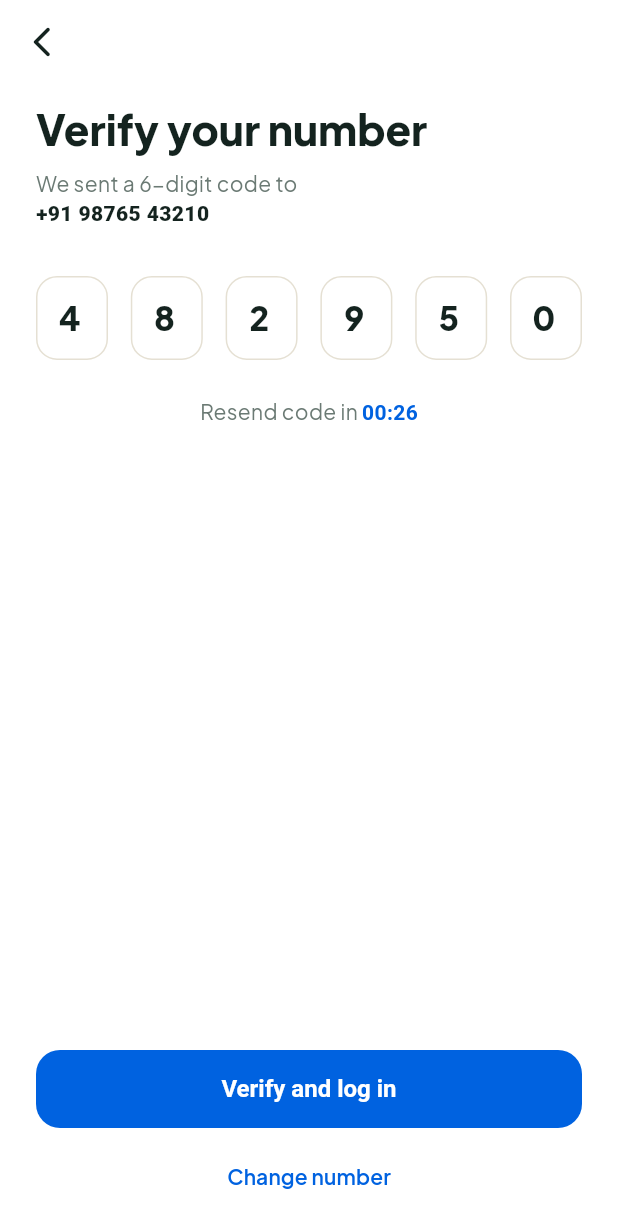
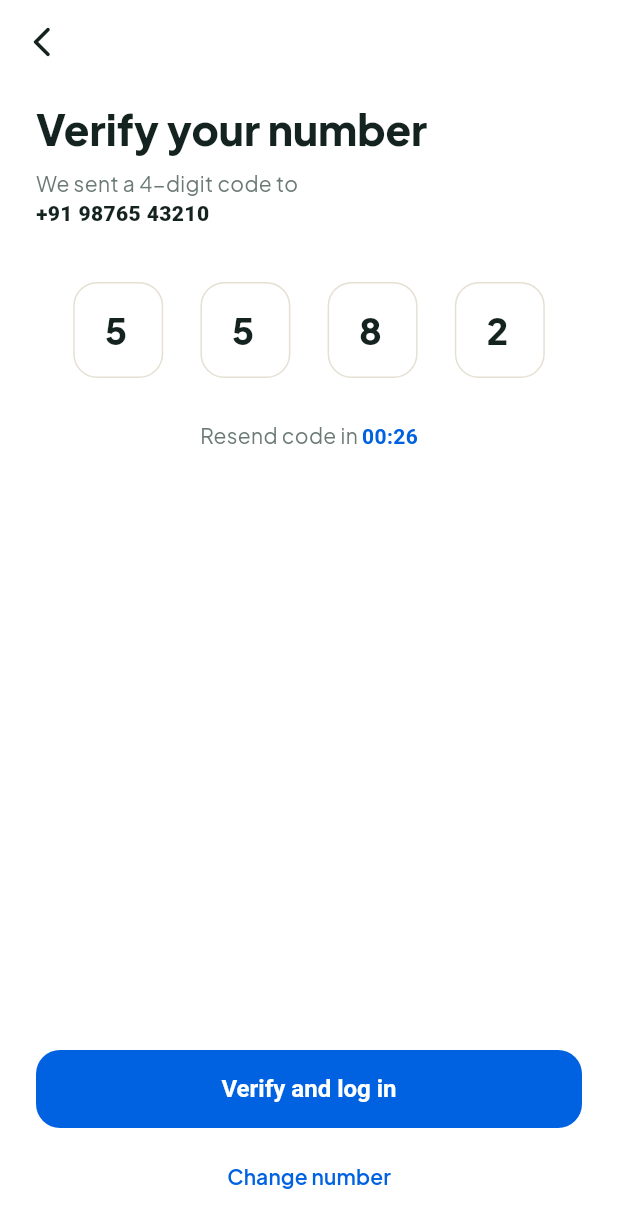
Before and after one commit to opgupta1993-code/societyhub, a Flutter app: the OtpVerifyScreen screen opened by its route, on a phone screen of 412 x 824 dp. Shown: the top 1228 px of the screen. Run offline on Flutter 3.47's test engine with Material 3 defaults, Android fonts, the phone set to English and light mode, and no system bars; our stand-ins replace flutter_riverpod, go_router, google_fonts.

Commit message:
Update OTP verification to 4-digit input format

```diff
--- a/lib/features/auth/screens/otp_verify_screen.dart
+++ b/lib/features/auth/screens/otp_verify_screen.dart
@@ -6,7 +6,7 @@ import 'package:go_router/go_router.dart';
 import '../../../app/theme/app_colors.dart';
 import '../../../core/providers/auth_provider.dart';
 
-/// Screen 3: Verify OTP Screen (from wireframe image)
+/// Screen 3: Verify OTP Screen (4-Digit OTP Verification)
 class OtpVerifyScreen extends ConsumerStatefulWidget {
   final String phone;
 
@@ -20,9 +20,10 @@ class OtpVerifyScreen extends ConsumerStatefulWidget {
 }
 
 class _OtpVerifyScreenState extends ConsumerState<OtpVerifyScreen> {
+  // 4 Digit Controllers & Focus Nodes
   final List<TextEditingController> _controllers =
-      List.generate(6, (_) => TextEditingController());
-  final List<FocusNode> _focusNodes = List.generate(6, (_) => FocusNode());
+      List.generate(4, (_) => TextEditingController());
+  final List<FocusNode> _focusNodes = List.generate(4, (_) => FocusNode());
 
   int _secondsRemaining = 27;
   Timer? _timer;
@@ -33,12 +34,12 @@ class _OtpVerifyScreenState extends ConsumerState<OtpVerifyScreen> {
     super.initState();
     _startTimer();
 
-    // Auto-fill default test OTP digits (4 8 2 9 5 0 or from server info)
+    // Auto-fill default test OTP digits from server info or 5012 / 5582
     final info = ref.read(authProvider).infoMessage;
-    final match = RegExp(r'\d{4,6}').firstMatch(info ?? '');
-    final otpStr = match != null ? match.group(0)! : '482950';
+    final match = RegExp(r'\d{4}').firstMatch(info ?? '');
+    final otpStr = match != null ? match.group(0)! : '5582';
 
-    for (int i = 0; i < otpStr.length && i < 6; i++) {
+    for (int i = 0; i < otpStr.length && i < 4; i++) {
       _controllers[i].text = otpStr[i];
     }
   }
@@ -72,7 +73,7 @@ class _OtpVerifyScreenState extends ConsumerState<OtpVerifyScreen> {
   Future<void> _verifyOtp() async {
     final otp = _otpCode.trim();
     if (otp.length < 4) {
-      setState(() => _error = 'Please enter the complete verification code');
+      setState(() => _error = 'Please enter the complete 4-digit verification code');
       return;
     }
     setState(() => _error = null);
@@ -124,7 +125,7 @@ class _OtpVerifyScreenState extends ConsumerState<OtpVerifyScreen> {
               // Subtitle
               Text.rich(
                 TextSpan(
-                  text: 'We sent a 6-digit code to\n',
+                  text: 'We sent a 4-digit code to\n',
                   style: text.bodyMedium?.copyWith(
                     color: AppColors.mute,
                     fontSize: 14,
@@ -141,15 +142,15 @@ class _OtpVerifyScreenState extends ConsumerState<OtpVerifyScreen> {
                   ],
                 ),
               ),
-              const SizedBox(height: 32),
+              const SizedBox(height: 36),
 
-              // 6 Digit Input Boxes
+              // 4 Digit Input Boxes
               Row(
-                mainAxisAlignment: MainAxisAlignment.spaceBetween,
-                children: List.generate(6, (index) => _digitBox(index)),
+                mainAxisAlignment: MainAxisAlignment.spaceEvenly,
+                children: List.generate(4, (index) => _digitBox(index)),
               ),
 
-              const SizedBox(height: 24),
+              const SizedBox(height: 28),
 
               // Resend Timer Below OTP Boxes
               Center(
@@ -254,11 +255,11 @@ class _OtpVerifyScreenState extends ConsumerState<OtpVerifyScreen> {
 
   Widget _digitBox(int index) {
     return Container(
-      width: 48,
-      height: 56,
+      width: 60,
+      height: 64,
       decoration: BoxDecoration(
         color: Colors.white,
-        borderRadius: BorderRadius.circular(14),
+        borderRadius: BorderRadius.circular(16),
         border: Border.all(
           color: _focusNodes[index].hasFocus
               ? const Color(0xFF0062E0)
@@ -274,7 +275,7 @@ class _OtpVerifyScreenState extends ConsumerState<OtpVerifyScreen> {
           textAlign: TextAlign.center,
           maxLength: 1,
           style: const TextStyle(
-            fontSize: 22,
+            fontSize: 24,
             fontWeight: FontWeight.w800,
             color: AppColors.ink,
           ),
@@ -284,7 +285,7 @@ class _OtpVerifyScreenState extends ConsumerState<OtpVerifyScreen> {
             contentPadding: EdgeInsets.zero,
           ),
           onChanged: (value) {
-            if (value.isNotEmpty && index < 5) {
+            if (value.isNotEmpty && index < 3) {
               _focusNodes[index + 1].requestFocus();
             } else if (value.isEmpty && index > 0) {
               _focusNodes[index - 1].requestFocus();
```
